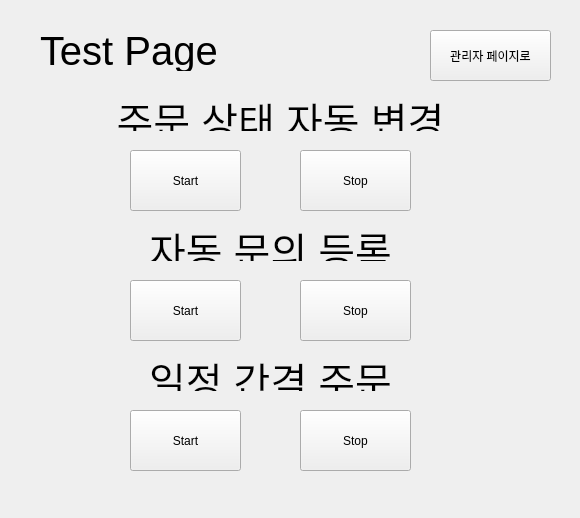
gitaeyu/Obokmoolsan, file smartappg.ui: the form before one commit.
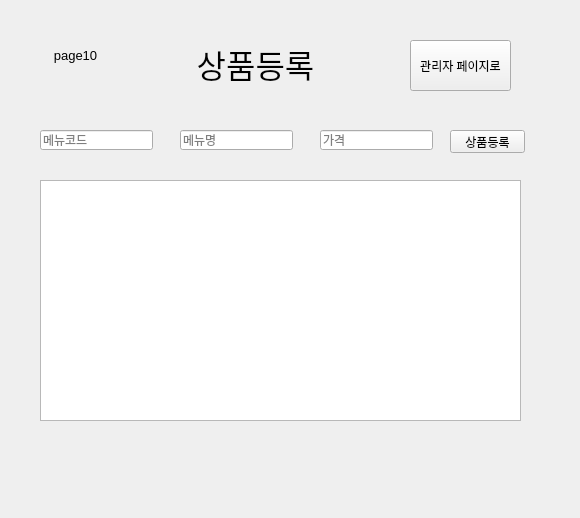
The form after the commit.

```diff
--- a/smartappg.ui
+++ b/smartappg.ui
@@ -1341,6 +1341,112 @@
      </property>
     </widget>
    </widget>
+   <widget class="QWidget" name="page_12">
+    <widget class="QLineEdit" name="add_price_lineEdit">
+     <property name="geometry">
+      <rect>
+       <x>300</x>
+       <y>120</y>
+       <width>113</width>
+       <height>20</height>
+      </rect>
+     </property>
+     <property name="placeholderText">
+      <string>가격</string>
+     </property>
+    </widget>
+    <widget class="QPushButton" name="adding_menu_btn">
+     <property name="geometry">
+      <rect>
+       <x>430</x>
+       <y>120</y>
+       <width>75</width>
+       <height>23</height>
+      </rect>
+     </property>
+     <property name="text">
+      <string>상품등록</string>
+     </property>
+    </widget>
+    <widget class="QTableWidget" name="add_menu_tableWidget">
+     <property name="geometry">
+      <rect>
+       <x>20</x>
+       <y>170</y>
+       <width>481</width>
+       <height>241</height>
+      </rect>
+     </property>
+    </widget>
+    <widget class="QPushButton" name="admin_page_btn_10">
+     <property name="geometry">
+      <rect>
+       <x>390</x>
+       <y>30</y>
+       <width>101</width>
+       <height>51</height>
+      </rect>
+     </property>
+     <property name="text">
+      <string>관리자 페이지로</string>
+     </property>
+    </widget>
+    <widget class="QLabel" name="inventory_label_2">
+     <property name="geometry">
+      <rect>
+       <x>120</x>
+       <y>30</y>
+       <width>231</width>
+       <height>41</height>
+      </rect>
+     </property>
+     <property name="text">
+      <string>&lt;html&gt;&lt;head/&gt;&lt;body&gt;&lt;p align=&quot;center&quot;&gt;&lt;span style=&quot; font-size:24pt;&quot;&gt;상품등록&lt;/span&gt;&lt;/p&gt;&lt;/body&gt;&lt;/html&gt;</string>
+     </property>
+    </widget>
+    <widget class="QLabel" name="page10">
+     <property name="geometry">
+      <rect>
+       <x>20</x>
+       <y>30</y>
+       <width>71</width>
+       <height>31</height>
+      </rect>
+     </property>
+     <property name="text">
+      <string>&lt;html&gt;&lt;head/&gt;&lt;body&gt;&lt;p align=&quot;center&quot;&gt;&lt;span style=&quot; font-size:10pt;&quot;&gt;page10&lt;/span&gt;&lt;/p&gt;&lt;/body&gt;&lt;/html&gt;</string>
+     </property>
+    </widget>
+    <widget class="QLineEdit" name="add_menuname_lineEdit">
+     <property name="geometry">
+      <rect>
+       <x>160</x>
+       <y>120</y>
+       <width>113</width>
+       <height>20</height>
+      </rect>
+     </property>
+     <property name="placeholderText">
+      <string>메뉴명</string>
+     </property>
+    </widget>
+    <widget class="QLineEdit" name="add_menucode_lineEdit">
+     <property name="geometry">
+      <rect>
+       <x>20</x>
+       <y>120</y>
+       <width>113</width>
+       <height>20</height>
+      </rect>
+     </property>
+     <property name="maxLength">
+      <number>4</number>
+     </property>
+     <property name="placeholderText">
+      <string>메뉴코드</string>
+     </property>
+    </widget>
+   </widget>
    <widget class="QWidget" name="page_11">
     <widget class="QLabel" name="label_2">
      <property name="geometry">
@@ -1492,7 +1598,7 @@
       <string>Start</string>
      </property>
     </widget>
-    <widget class="QPushButton" name="admin_page_btn_10">
+    <widget class="QPushButton" name="admin_page_btn_11">
      <property name="geometry">
       <rect>
        <x>410</x>
```
